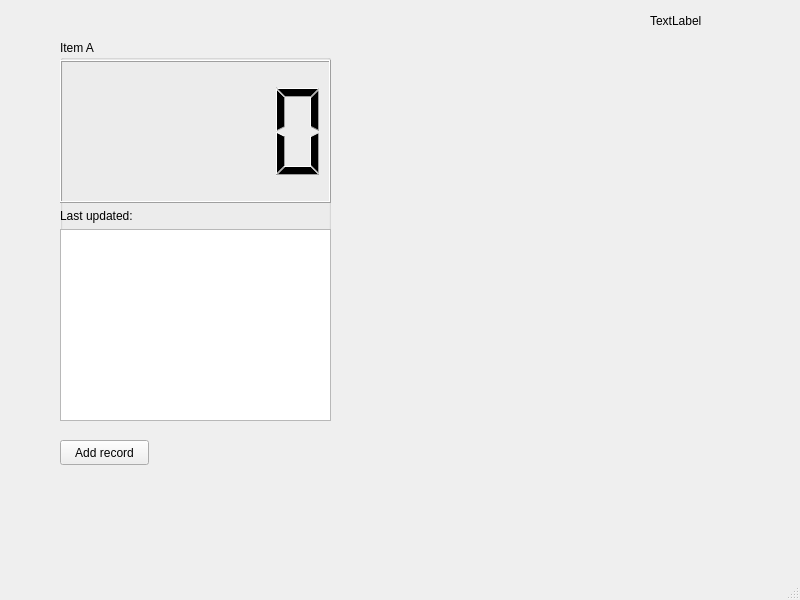
yoda-of-soda/rtd-mqtt-gui, file gui/mainwindow.ui: the form before one commit.
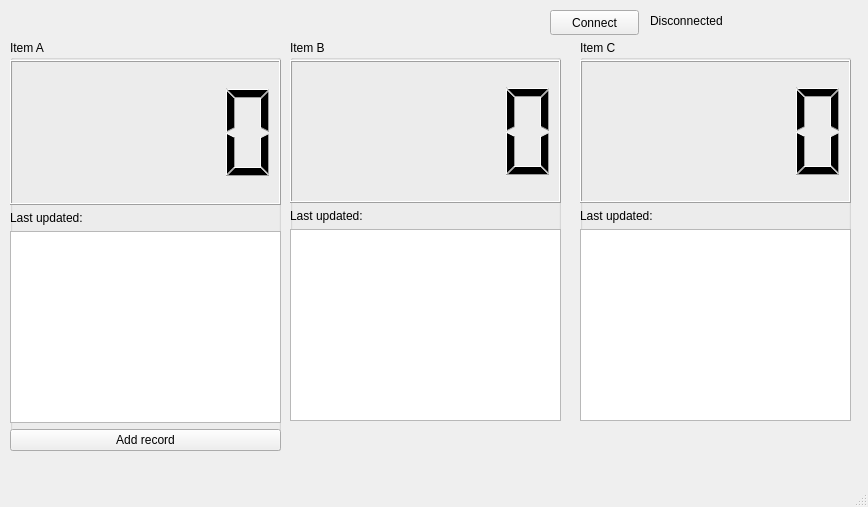
The form after the commit. Icons and pictures are not drawn.

The edit to the form file:
```diff
--- a/gui/mainwindow.ui
+++ b/gui/mainwindow.ui
@@ -6,8 +6,8 @@
    <rect>
     <x>0</x>
     <y>0</y>
-    <width>800</width>
-    <height>600</height>
+    <width>868</width>
+    <height>507</height>
    </rect>
   </property>
   <property name="windowTitle">
@@ -17,26 +17,13 @@
    <iconset theme="network-transmit"/>
   </property>
   <widget class="QWidget" name="centralwidget">
-   <widget class="QPushButton" name="btnAddRecord">
+   <widget class="QGroupBox" name="groupBoxA">
     <property name="geometry">
      <rect>
-      <x>60</x>
-      <y>440</y>
-      <width>89</width>
-      <height>25</height>
-     </rect>
-    </property>
-    <property name="text">
-     <string>Add record</string>
-    </property>
-   </widget>
-   <widget class="QGroupBox" name="groupBox">
-    <property name="geometry">
-     <rect>
-      <x>60</x>
+      <x>10</x>
       <y>40</y>
       <width>271</width>
-      <height>381</height>
+      <height>411</height>
      </rect>
     </property>
     <property name="title">
@@ -48,37 +35,44 @@
        <x>0</x>
        <y>20</y>
        <width>271</width>
-       <height>361</height>
+       <height>391</height>
       </rect>
      </property>
-     <layout class="QGridLayout" name="gridLayout">
-      <item row="1" column="1">
-       <widget class="QLabel" name="lastUpdatedValue">
-        <property name="text">
-         <string/>
-        </property>
-       </widget>
-      </item>
-      <item row="1" column="0">
-       <widget class="QLabel" name="labelLastUpdated">
-        <property name="text">
-         <string>Last updated:</string>
-        </property>
-       </widget>
-      </item>
-      <item row="0" column="0" colspan="2">
-       <widget class="QLCDNumber" name="lcdNumber">
-        <property name="sizePolicy">
-         <sizepolicy hsizetype="MinimumExpanding" vsizetype="Expanding">
-          <horstretch>0</horstretch>
-          <verstretch>0</verstretch>
-         </sizepolicy>
-        </property>
-       </widget>
-      </item>
+     <layout class="QGridLayout" name="gridLayoutA">
       <item row="2" column="0" colspan="2">
        <widget class="QListView" name="recordListA"/>
       </item>
+      <item row="0" column="0" colspan="2">
+       <widget class="QLCDNumber" name="lcdNumberA">
+        <property name="sizePolicy">
+         <sizepolicy hsizetype="MinimumExpanding" vsizetype="Expanding">
+          <horstretch>0</horstretch>
+          <verstretch>0</verstretch>
+         </sizepolicy>
+        </property>
+       </widget>
+      </item>
+      <item row="1" column="0">
+       <widget class="QLabel" name="labelLastUpdatedA">
+        <property name="text">
+         <string>Last updated:</string>
+        </property>
+       </widget>
+      </item>
+      <item row="1" column="1">
+       <widget class="QLabel" name="lastUpdatedValueA">
+        <property name="text">
+         <string/>
+        </property>
+       </widget>
+      </item>
+      <item row="3" column="0" colspan="2">
+       <widget class="QPushButton" name="btnAddRecord">
+        <property name="text">
+         <string>Add record</string>
+        </property>
+       </widget>
+      </item>
      </layout>
     </widget>
    </widget>
@@ -92,7 +86,124 @@
      </rect>
     </property>
     <property name="text">
-     <string>TextLabel</string>
+     <string>Disconnected</string>
+    </property>
+   </widget>
+   <widget class="QGroupBox" name="groupBoxB">
+    <property name="geometry">
+     <rect>
+      <x>290</x>
+      <y>40</y>
+      <width>271</width>
+      <height>381</height>
+     </rect>
+    </property>
+    <property name="title">
+     <string>Item B</string>
+    </property>
+    <widget class="QWidget" name="gridLayoutWidget_2">
+     <property name="geometry">
+      <rect>
+       <x>0</x>
+       <y>20</y>
+       <width>271</width>
+       <height>361</height>
+      </rect>
+     </property>
+     <layout class="QGridLayout" name="gridLayoutB">
+      <item row="2" column="0" colspan="2">
+       <widget class="QListView" name="recordListB"/>
+      </item>
+      <item row="0" column="0" colspan="2">
+       <widget class="QLCDNumber" name="lcdNumberB">
+        <property name="sizePolicy">
+         <sizepolicy hsizetype="MinimumExpanding" vsizetype="Expanding">
+          <horstretch>0</horstretch>
+          <verstretch>0</verstretch>
+         </sizepolicy>
+        </property>
+       </widget>
+      </item>
+      <item row="1" column="1">
+       <widget class="QLabel" name="lastUpdatedValueB">
+        <property name="text">
+         <string/>
+        </property>
+       </widget>
+      </item>
+      <item row="1" column="0">
+       <widget class="QLabel" name="labelLastUpdatedB">
+        <property name="text">
+         <string>Last updated:</string>
+        </property>
+       </widget>
+      </item>
+     </layout>
+    </widget>
+   </widget>
+   <widget class="QGroupBox" name="groupBoxC">
+    <property name="geometry">
+     <rect>
+      <x>580</x>
+      <y>40</y>
+      <width>271</width>
+      <height>381</height>
+     </rect>
+    </property>
+    <property name="title">
+     <string>Item C</string>
+    </property>
+    <widget class="QWidget" name="gridLayoutWidget_3">
+     <property name="geometry">
+      <rect>
+       <x>0</x>
+       <y>20</y>
+       <width>271</width>
+       <height>361</height>
+      </rect>
+     </property>
+     <layout class="QGridLayout" name="gridLayoutC">
+      <item row="1" column="1">
+       <widget class="QLabel" name="lastUpdatedValueC">
+        <property name="text">
+         <string/>
+        </property>
+       </widget>
+      </item>
+      <item row="0" column="0" colspan="2">
+       <widget class="QLCDNumber" name="lcdNumberC">
+        <property name="sizePolicy">
+         <sizepolicy hsizetype="MinimumExpanding" vsizetype="Expanding">
+          <horstretch>0</horstretch>
+          <verstretch>0</verstretch>
+         </sizepolicy>
+        </property>
+       </widget>
+      </item>
+      <item row="1" column="0">
+       <widget class="QLabel" name="labelLastUpdatedC">
+        <property name="text">
+         <string>Last updated:</string>
+        </property>
+       </widget>
+      </item>
+      <item row="2" column="0" colspan="2">
+       <widget class="QListView" name="recordListC"/>
+      </item>
+     </layout>
+    </widget>
+   </widget>
+   <widget class="QPushButton" name="btnConnect">
+    <property name="geometry">
+     <rect>
+      <x>550</x>
+      <y>10</y>
+      <width>89</width>
+      <height>25</height>
+     </rect>
+    </property>
+    <property name="text">
+     <string>Connect</string>
     </property>
    </widget>
   </widget>
```
Left out of the diff: 2 changed lines with no effect on the pictures.
